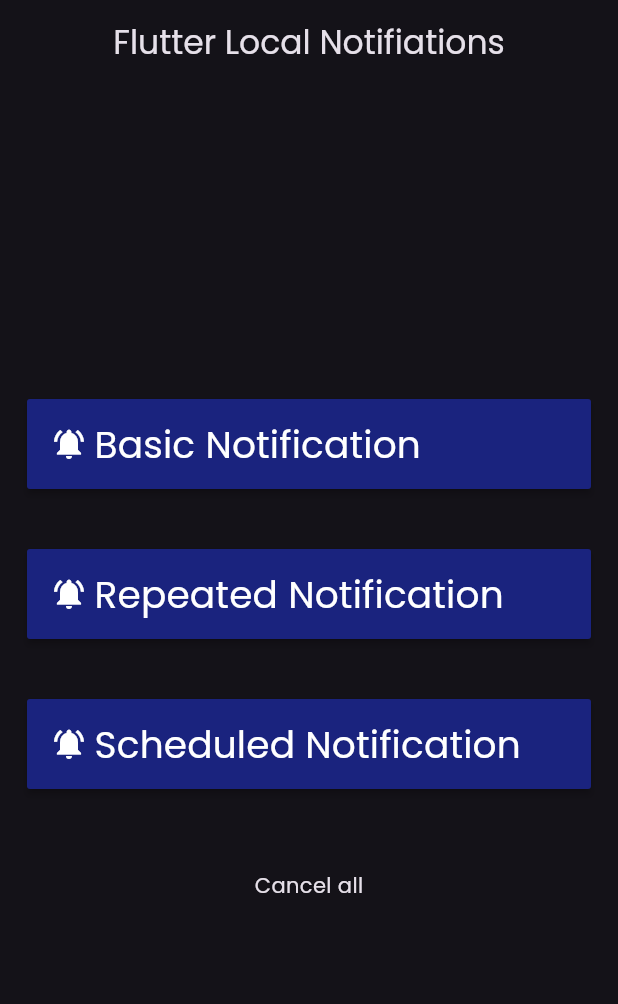
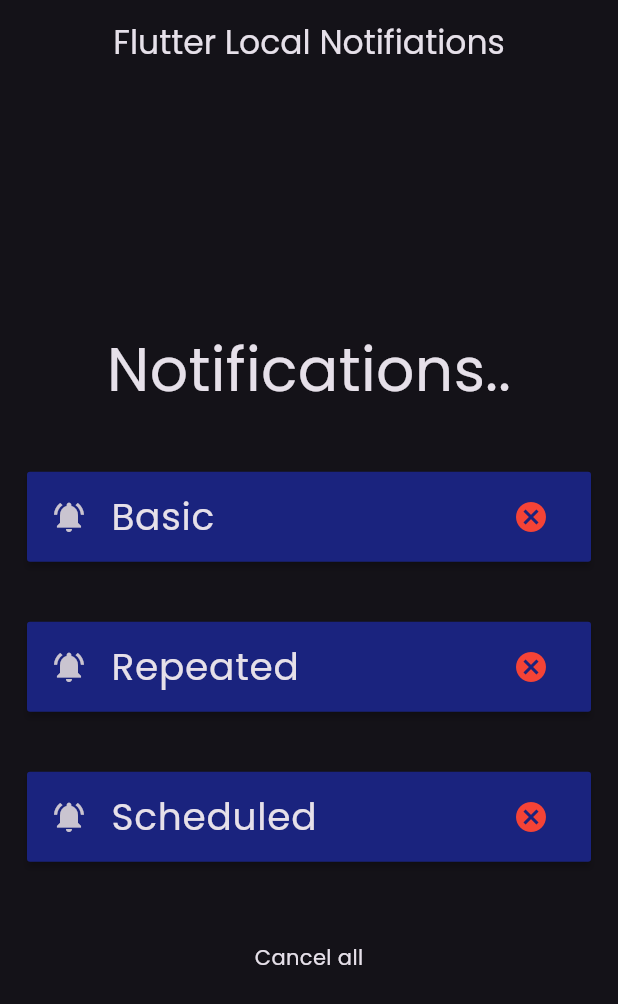
Before and after one commit to Mahmoud-Adel-Ali/notes, a Flutter app: the screen it shows after launch, on a phone screen of 412 x 824 dp. Shown: the top 1004 px of the screen. Run offline on Flutter 3.47's test engine with Material 3 defaults, Android fonts, the phone set to English and light mode, and no system bars; our stand-ins replace bloc, flutter_bloc, hive, hive_flutter; accounts and stored records are empty.

Commit message:
complete ui of test view

```diff
--- a/lib/test_notification_feature/views/widgets/my_button.dart
+++ b/lib/test_notification_feature/views/widgets/my_button.dart
@@ -11,15 +11,19 @@ class MyButton extends StatelessWidget {
       height: 60,
       color: Colors.indigo.shade900,
       onPressed: onPressed ?? () {},
-      child: Row(
-        children: [
-          const Icon(Icons.notifications_active),
-          const SizedBox(width: 5),
-          Text(
-            title,
-            style: const TextStyle(fontSize: 25),
-          ),
-        ],
+      child: ListTile(
+        contentPadding: EdgeInsets.zero,
+        onTap: onPressed,
+        title: Text(
+          title,
+          style: const TextStyle(fontSize: 25),
+          overflow: TextOverflow.clip,
+        ),
+        leading: const Icon(Icons.notifications_active),
+        trailing: IconButton(
+          onPressed: () {},
+          icon: const Icon(Icons.cancel, color: Colors.red),
+        ),
       ),
     );
   }
--- a/lib/test_notification_feature/views/widgets/test_view_body.dart
+++ b/lib/test_notification_feature/views/widgets/test_view_body.dart
@@ -11,19 +11,24 @@ class TestViewBody extends StatelessWidget {
       child: Column(
         mainAxisAlignment: MainAxisAlignment.center,
         children: [
-          MyButton(
-            onPressed: () {},
-            title: "Basic Notification",
+          const Text(
+            "Notifications..",
+            style: TextStyle(fontSize: 40),
           ),
           const SizedBox(height: 40),
           MyButton(
             onPressed: () {},
-            title: "Repeated Notification",
+            title: "Basic",
           ),
           const SizedBox(height: 40),
           MyButton(
             onPressed: () {},
-            title: "Scheduled Notification",
+            title: "Repeated",
+          ),
+          const SizedBox(height: 40),
+          MyButton(
+            onPressed: () {},
+            title: "Scheduled",
           ),
           const SizedBox(height: 40),
           IconButton(
```
